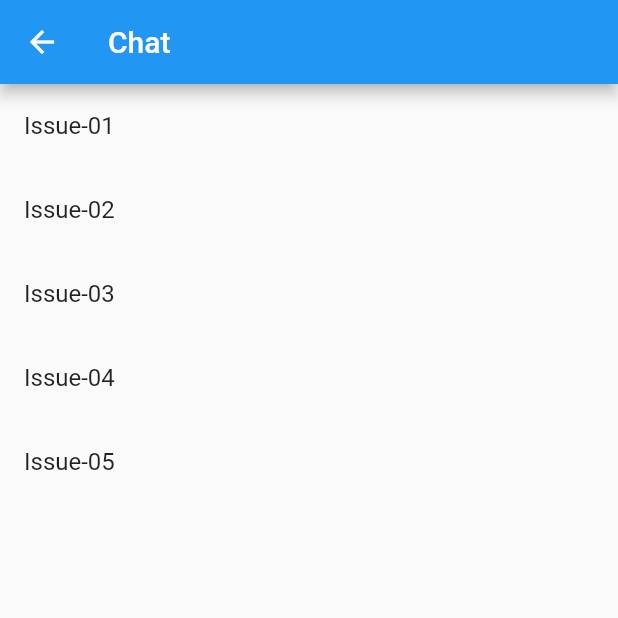
After one commit to vijit-saxena/protoFood, a Flutter app: the CustomerChatView screen opened directly, on a phone screen of 412 x 824 dp, the top half of it. The commit adds this screen. Run offline on Flutter 3.47's test engine with Material 2 defaults, Android fonts, the phone set to English and light mode, and no system bars; our stand-ins replace csv, firebase_auth, firebase_core, geolocator, google_maps_flutter, logger and 2 more; missing offline and left inert: razorpay_flutter; accounts and stored records are empty.

Commit message:
customer chat models and base design

```diff
--- /dev/null
+++ b/lib/views/customer_chat_view.dart
@@ -0,0 +1,90 @@
+import 'package:flutter/material.dart';
+
+class CustomerChatView extends StatefulWidget {
+  const CustomerChatView({super.key});
+
+  @override
+  State<CustomerChatView> createState() => _CustomerChatViewState();
+}
+
+class _CustomerChatViewState extends State<CustomerChatView> {
+  // Add variables for user input and chat messages if not using provider
+  final List<String> _chatMessages = ["Issue-01", "Issue-02", "Issue-03", "Issue-04", "Issue-05"];
+  // TextEditingController _messageController = TextEditingController();
+
+  @override
+  Widget build(BuildContext context) {
+    return Scaffold(
+      appBar: AppBar(
+        title: const Text('Chat'),
+      ),
+      body: SafeArea(
+        child: Column(
+          children: [
+            Expanded(
+              child: ListView.builder(
+                itemCount: _chatMessages.length, // Replace with appropriate data length
+                itemBuilder: (context, index) {
+                  // Replace ChatMessage with your data model
+                  // ChatMessage message = _chatMessages[index];
+                  return _buildChatMessage(_chatMessages[index]);
+                },
+              ),
+            ),
+            // Add a text input and send button if not using provider
+            // _buildChatInput(),
+          ],
+        ),
+      ),
+    );
+  }
+
+  Widget _buildChatMessage(String message) {
+    // Replace with your chat message UI implementation
+    return ListTile(
+      title: Text(message),
+      // subtitle: Text(message.message),
+      // trailing: Text(
+      //   message.timestamp.toString(),
+      // ),
+    );
+  }
+
+  // Build a text input and send button if not using provider
+  // Widget _buildChatInput() {
+  //   return Padding(
+  //     padding: EdgeInsets.all(8.0),
+  //     child: Row(
+  //       children: [
+  //         Expanded(
+  //           child: TextField(
+  //             controller: _messageController,
+  //             decoration: InputDecoration(labelText: 'Enter your message...'),
+  //           ),
+  //         ),
+  //         ElevatedButton(
+  //           onPressed: _sendMessage,
+  //           child: Text('Send'),
+  //         ),
+  //       ],
+  //     ),
+  //   );
+  // }
+
+  // Implement _sendMessage method if not using provider
+  // void _sendMessage() {
+  //   if (_messageController.text.trim().isNotEmpty) {
+  //     ChatMessage newMessage = ChatMessage(
+  //       // Construct your message object
+  //       sender: 'You',
+  //       message: _messageController.text.trim(),
+  //       timestamp: DateTime.now(),
+  //     );
+  //     // Add logic to send the message or update the provider if applicable
+  //     setState(() {
+  //       _chatMessages.add(newMessage);
+  //       _messageController.clear();
+  //     });
+  //   }
+  // }
+}
--- a/lib/views/subscriber_home_screen_view.dart
+++ b/lib/views/subscriber_home_screen_view.dart
@@ -5,6 +5,7 @@ import 'package:protofood/data_models/tiffin_data_model.dart';
 import 'package:protofood/data_models/user_data_model.dart';
 import 'package:protofood/service/computation_service.dart';
 import 'package:protofood/service/management_service.dart';
+import 'package:protofood/views/customer_chat_view.dart';
 import 'package:protofood/views/extra_tiffin_view.dart';
 import 'package:protofood/views/skip_tiffin_view.dart';
 import 'package:protofood/views/subscription_options_view.dart';
@@ -249,6 +250,8 @@ class _SubscriberHomeScreenViewState extends State<SubscriberHomeScreenView> {
                   // Home icon pressed
                 } else if (index == 2) {
                   // Customer support icon pressed
+                  Navigator.of(context)
+                      .push(MaterialPageRoute(builder: (context) => const CustomerChatView()));
                 }
               },
               items: const [
```
Also changed, not shown: lib/data_models/customer_chat_model.dart (added, +27 -0 lines).
